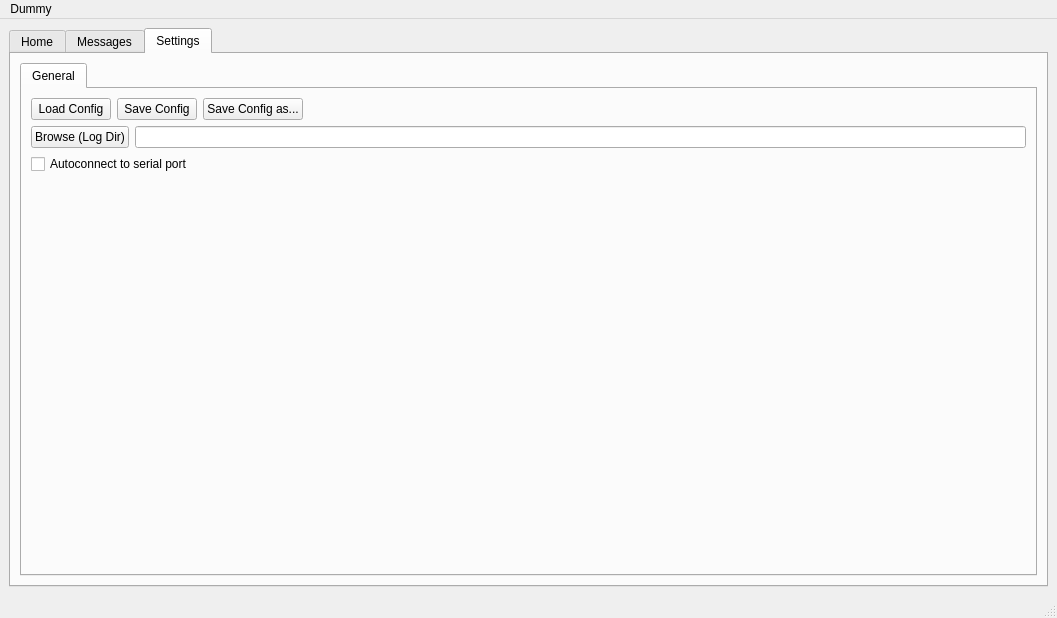
The window that meshapp/src/meshapp.ui (rbreesems/flamingo) describes before a commit, drawn with Qt 5.
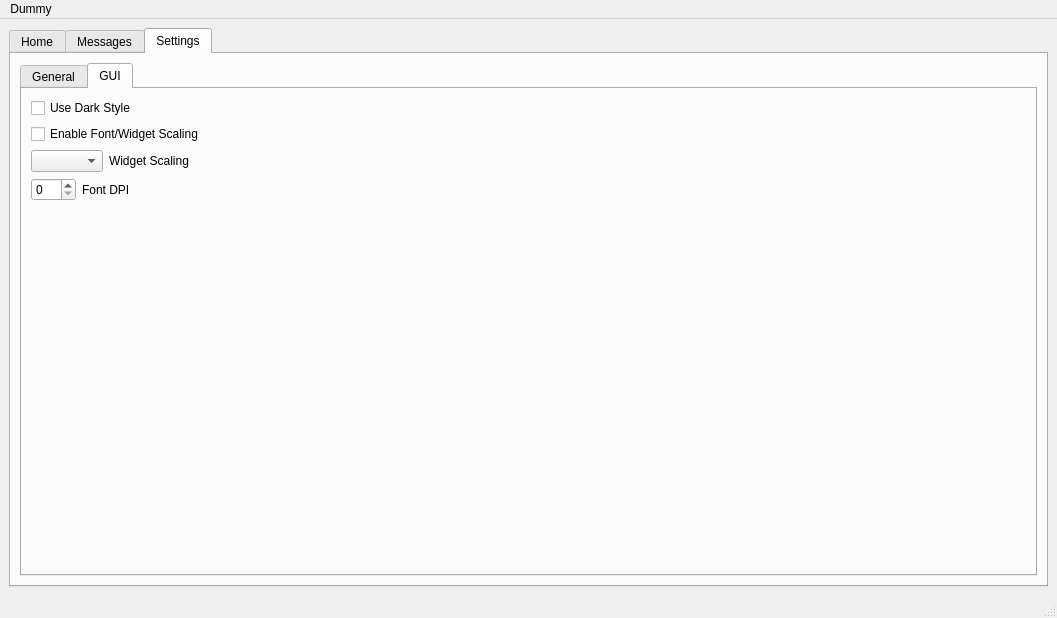
The same window after the commit. The open tabs and pages were chosen to show the change.

What changed in the file:
```diff
--- a/meshapp/src/meshapp.ui
+++ b/meshapp/src/meshapp.ui
@@ -254,6 +254,110 @@
             </item>
            </layout>
           </widget>
+          <widget class="QWidget" name="guiTab">
+           <attribute name="title">
+            <string>GUI</string>
+           </attribute>
+           <layout class="QVBoxLayout" name="verticalLayout_3">
+            <item>
+             <widget class="QCheckBox" name="useDarkStylelCheckBox">
+              <property name="toolTip">
+               <string>Takes effect on restart</string>
+              </property>
+              <property name="text">
+               <string>Use Dark Style</string>
+              </property>
+             </widget>
+            </item>
+            <item>
+             <widget class="QCheckBox" name="enableFontScalingCheckBox">
+              <property name="toolTip">
+               <string>Requires GUI restart. If enabled, Widget/Font scaling are based on values below.
+If disabled, values below are ignored and Font/Widget scaling adjust automatically based on screen resolution.
+ Results are OS dependent, experiment with different values.</string>
+              </property>
+              <property name="text">
+               <string>Enable Font/Widget Scaling</string>
+              </property>
+             </widget>
+            </item>
+            <item>
+             <layout class="QHBoxLayout" name="horizontalLayout_9" stretch="1,1,20">
+              <item>
+               <widget class="QComboBox" name="widgetScalingComboBox">
+                <property name="toolTip">
+                 <string>Larger values, larger widgets. Requires GUI restart.</string>
+                </property>
+               </widget>
+              </item>
+              <item>
+               <widget class="QLabel" name="label_2">
+                <property name="text">
+                 <string>Widget Scaling</string>
+                </property>
+               </widget>
+              </item>
+              <item>
+               <spacer name="horizontalSpacer_3">
+                <property name="orientation">
+                 <enum>Qt::Horizontal</enum>
+                </property>
+                <property name="sizeHint" stdset="0">
+                 <size>
+                  <width>40</width>
+                  <height>20</height>
+                 </size>
+                </property>
+               </spacer>
+              </item>
+             </layout>
+            </item>
+            <item>
+             <layout class="QHBoxLayout" name="horizontalLayout_8" stretch="1,1,20">
+              <item>
+               <widget class="QSpinBox" name="fontDpiSpinBox">
+                <property name="toolTip">
+                 <string>Larger values, larger font. Requires GUI restart.</string>
+                </property>
+               </widget>
+              </item>
+              <item>
+               <widget class="QLabel" name="label">
+                <property name="text">
+                 <string>Font DPI</string>
+                </property>
+               </widget>
+              </item>
+              <item>
+               <spacer name="horizontalSpacer_2">
+                <property name="orientation">
+                 <enum>Qt::Horizontal</enum>
+                </property>
+                <property name="sizeHint" stdset="0">
+                 <size>
+                  <width>40</width>
+                  <height>20</height>
+                 </size>
+                </property>
+               </spacer>
+              </item>
+             </layout>
+            </item>
+            <item>
+             <spacer name="verticalSpacer">
+              <property name="orientation">
+               <enum>Qt::Vertical</enum>
+              </property>
+              <property name="sizeHint" stdset="0">
+               <size>
+                <width>20</width>
+                <height>348</height>
+               </size>
+              </property>
+             </spacer>
+            </item>
+           </layout>
+          </widget>
          </widget>
         </item>
        </layout>
```
Left out of the diff: 10 changed lines with no effect on the pictures.
